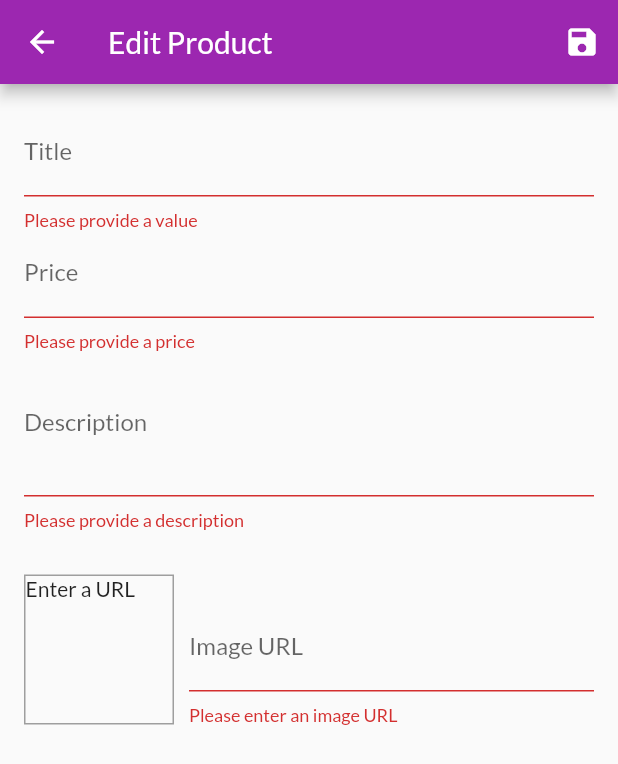
After one commit to guzmanem/flutter__shop_app, a Flutter app: the EditProductScreen screen opened by its route, after a tap on the "save" icon, on a phone screen of 412 x 824 dp. The commit adds this screen. Shown: the top 764 px of the screen. Run offline on Flutter 3.47's test engine with Material 2 defaults, Android fonts, the phone set to English and light mode, and no system bars; network calls fail.

Commit message:
feat: creación y edición de productos

```diff
--- a/lib/main.dart
+++ b/lib/main.dart
@@ -9,6 +9,8 @@ import './providers/products.dart';
 import 'providers/product.dart';
 import './providers/cart.dart';
 import './providers/orders.dart';
+import './screens/user_products_screen.dart';
+import './screens/edit_product_screen.dart';
 
 void main() => runApp(MyApp());
 
@@ -33,6 +35,8 @@ class MyApp extends StatelessWidget {
           ProductDetailScreen.routeName: (ctx) => ProductDetailScreen(),
           CartScreen.routeName: (ctx) => CartScreen(),
           OrderScreen.routeName: (ctx) => OrderScreen(),
+          UserProductsScreen.routeName: (ctx) => UserProductsScreen(),
+          EditProductScreen.routeName: (ctx) => EditProductScreen(),
         },
       ),
     );
--- a/lib/providers/products.dart
+++ b/lib/providers/products.dart
@@ -41,7 +41,7 @@ class Products with ChangeNotifier {
   var _showFavoritesOnly = false;
 
   List<Product> get items {
-    if(_showFavoritesOnly) {
+    if (_showFavoritesOnly) {
       return _items.where((prodItem) => prodItem.isFavorite).toList();
     }
     return [..._items];
@@ -56,7 +56,29 @@ class Products with ChangeNotifier {
   }
 
   void addProduct(Product product) {
-    _items.add(product);
+    final newProduct = Product(
+      title: product.title,
+      description: product.description,
+      price: product.price,
+      imageUrl: product.imageUrl,
+      id: DateTime.now().toString(),
+    );
+    _items.add(newProduct);
+    notifyListeners();
+  }
+
+  void updateProduct(String id, Product newProduct) {
+    final prodIndex = _items.indexWhere((product) => product.id == id);
+    if (prodIndex > 0) {
+      _items[prodIndex] = newProduct;
+      notifyListeners();
+    } else {
+      print('...');
+    }
+  }
+
+  void deleteProduct(String id) {
+    _items.removeWhere((product) => product.id == id);
     notifyListeners();
   }
 }
--- /dev/null
+++ b/lib/screens/edit_product_screen.dart
@@ -0,0 +1,268 @@
+import 'package:flutter/material.dart';
+import 'package:flutter/services.dart';
+import 'package:provider/provider.dart';
+
+import '../providers/product.dart';
+import '../providers/products.dart';
+
+class EditProductScreen extends StatefulWidget {
+  static final routeName = 'edit-product';
+
+  @override
+  State<EditProductScreen> createState() => _EditProductScreenState();
+}
+
+class _EditProductScreenState extends State<EditProductScreen> {
+  final _imageUrlController = TextEditingController();
+  final _imageFocusNode = FocusNode();
+  final _form = GlobalKey<FormState>();
+  var _editedProduct = Product(
+    id: null,
+    title: '',
+    price: 0,
+    description: '',
+    imageUrl: '',
+  );
+  var _isInit = true;
+  var _initValues = {
+    'title': '',
+    'description': '',
+    'price': '',
+    'imageUrl': '',
+  };
+
+  @override
+  void initState() {
+    _imageFocusNode.addListener(_updateImageUrl);
+    super.initState();
+  }
+
+  @override
+  void didChangeDependencies() {
+    if (_isInit) {
+      final productId = ModalRoute.of(context).settings.arguments as String;
+      if (productId != null) {
+        _editedProduct =
+            Provider.of<Products>(context, listen: false).findById(productId);
+        _initValues = {
+          'title': _editedProduct.title,
+          'description': _editedProduct.description,
+          'price': _editedProduct.price.toString(),
+          'imageUrl': '',
+        };
+        _imageUrlController.text = _editedProduct.imageUrl;
+      }
+    }
+    super.didChangeDependencies();
+  }
+
+  @override
+  void dispose() {
+    _imageUrlController.dispose();
+    _imageFocusNode.removeListener(_updateImageUrl);
+    super.dispose();
+  }
+
+  void _updateImageUrl() {
+    if (!_imageFocusNode.hasFocus) {
+      if (_imageUrlController.text.isEmpty ||
+          (!_imageUrlController.text.startsWith('http') &&
+              !_imageUrlController.text.startsWith('https')) ||
+          (!_imageUrlController.text.endsWith('.png') &&
+              !_imageUrlController.text.endsWith('.jpg') &&
+              !_imageUrlController.text.endsWith('.jpeg'))) {
+        return;
+      }
+
+      setState(() {});
+    }
+  }
+
+  void _saveForm() {
+    final isValid = _form.currentState.validate();
+    if (!isValid) {
+      return;
+    }
+    _form.currentState.save();
+    if (_editedProduct.id != null) {
+      Provider.of<Products>(context, listen: false)
+          .updateProduct(_editedProduct.id, _editedProduct);
+    } else {
+      Provider.of<Products>(context, listen: false).addProduct(_editedProduct);
+    }
+    Navigator.of(context).pop();
+  }
+
+  @override
+  Widget build(BuildContext context) {
+    return Scaffold(
+      appBar: AppBar(
+        title: Text('Edit Product'),
+        actions: [
+          IconButton(
+            onPressed: () {
+              _saveForm();
+            },
+            icon: Icon(Icons.save),
+          ),
+        ],
+      ),
+      body: Padding(
+        padding: EdgeInsets.all(16),
+        child: Form(
+          key: _form,
+          child: ListView(
+            children: [
+              TextFormField(
+                initialValue: _initValues['title'],
+                decoration: InputDecoration(labelText: 'Title'),
+                textInputAction: TextInputAction.next,
+                onSaved: (value) {
+                  _editedProduct = Product(
+                    title: value,
+                    price: _editedProduct.price,
+                    description: _editedProduct.description,
+                    imageUrl: _editedProduct.imageUrl,
+                    id: _editedProduct.id,
+                    isFavorite: _editedProduct.isFavorite,
+                  );
+                },
+                validator: (value) {
+                  if (value.isEmpty) {
+                    return 'Please provide a value';
+                  }
+
+                  return null;
+                },
+              ),
+              TextFormField(
+                initialValue: _initValues['price'],
+                decoration: InputDecoration(labelText: 'Price'),
+                textInputAction: TextInputAction.next,
+                keyboardType: TextInputType.number,
+                onSaved: (value) {
+                  _editedProduct = Product(
+                    title: _editedProduct.title,
+                    price: double.parse(value),
+                    description: _editedProduct.description,
+                    imageUrl: _editedProduct.imageUrl,
+                    id: _editedProduct.id,
+                    isFavorite: _editedProduct.isFavorite,
+                  );
+                },
+                validator: (value) {
+                  if (value.isEmpty) {
+                    return 'Please provide a price';
+                  }
+                  if (double.tryParse(value) == null) {
+                    return 'Please provide a valid price';
+                  }
+                  if (double.parse(value) <= 0) {
+                    return 'Please enter a number greater than zero.';
+                  }
+
+                  return null;
+                },
+              ),
+              TextFormField(
+                initialValue: _initValues['description'],
+                decoration: InputDecoration(labelText: 'Description'),
+                maxLines: 3,
+                keyboardType: TextInputType.multiline,
+                onSaved: (value) {
+                  _editedProduct = Product(
+                    title: _editedProduct.title,
+                    price: _editedProduct.price,
+                    description: value,
+                    imageUrl: _editedProduct.imageUrl,
+                    id: _editedProduct.id,
+                    isFavorite: _editedProduct.isFavorite,
+                  );
+                },
+                validator: (value) {
+                  if (value.isEmpty) {
+                    return 'Please provide a description';
+                  }
+                  if (value.length < 10) {
+                    return 'Should be at least 10 characters long';
+                  }
+
+                  return null;
+                },
+              ),
+              Row(
+                crossAxisAlignment: CrossAxisAlignment.end,
+                children: [
+                  Container(
+                    width: 100,
+                    height: 100,
+                    margin: EdgeInsets.only(
+                      top: 30,
+                      right: 10,
+                    ),
+                    decoration: BoxDecoration(
+                      border: Border.all(
+                        width: 1,
+                        color: Colors.grey,
+                      ),
+                    ),
+                    child: _imageUrlController.text.isEmpty
+                        ? Text('Enter a URL')
+                        : FittedBox(
+                            child: Image.network(
+                              _imageUrlController.text,
+                              fit: BoxFit.cover,
+                            ),
+                          ),
+                  ),
+                  Expanded(
+                    child: TextFormField(
+                      decoration: InputDecoration(labelText: 'Image URL'),
+                      keyboardType: TextInputType.url,
+                      textInputAction: TextInputAction.done,
+                      controller: _imageUrlController,
+                      focusNode: _imageFocusNode,
+                      onEditingComplete: () {
+                        FocusManager.instance.primaryFocus.unfocus();
+                        setState(() {});
+                      },
+                      onFieldSubmitted: (_) {
+                        _saveForm();
+                      },
+                      onSaved: (value) {
+                        _editedProduct = Product(
+                          title: _editedProduct.title,
+                          price: _editedProduct.price,
+                          description: _editedProduct.description,
+                          imageUrl: value,
+                          id: _editedProduct.id,
+                          isFavorite: _editedProduct.isFavorite,
+                        );
+                      },
+                      validator: (value) {
+                        if (value.isEmpty) {
+                          return 'Please enter an image URL';
+                        }
+                        if (!value.startsWith('http') &&
+                            !value.startsWith('https')) {
+                          return 'Please enter a valid URL';
+                        }
+                        if (!value.endsWith('.png') &&
+                            !value.endsWith('.jpg') &&
+                            !value.endsWith('.jpeg')) {
+                          return 'Please enter a valid image URL';
+                        }
+
+                        return null;
+                      },
+                    ),
+                  ),
+                ],
+              )
+            ],
+          ),
+        ),
+      ),
+    );
+  }
+}
--- a/lib/widgets/app_drawer.dart
+++ b/lib/widgets/app_drawer.dart
@@ -1,7 +1,7 @@
 import 'package:flutter/material.dart';
 
 import '../screens/order_screen.dart';
-
+import '../screens/user_products_screen.dart';
 class AppDrawer extends StatelessWidget {
   @override
   Widget build(BuildContext context) {
@@ -28,6 +28,13 @@ class AppDrawer extends StatelessWidget {
               Navigator.of(context).pushReplacementNamed(OrderScreen.routeName);
             },
           ),
+          ListTile(
+            leading: Icon(Icons.edit),
+            title: Text('Manage Products'),
+            onTap: () {
+              Navigator.of(context).pushReplacementNamed(UserProductsScreen.routeName);
+            },
+          ),
         ],
       ),
     );
```
Also changed, not shown: lib/screens/user_products_screen.dart (added, +50 -0 lines), lib/widgets/user_product_item.dart (added, +48 -0 lines).
